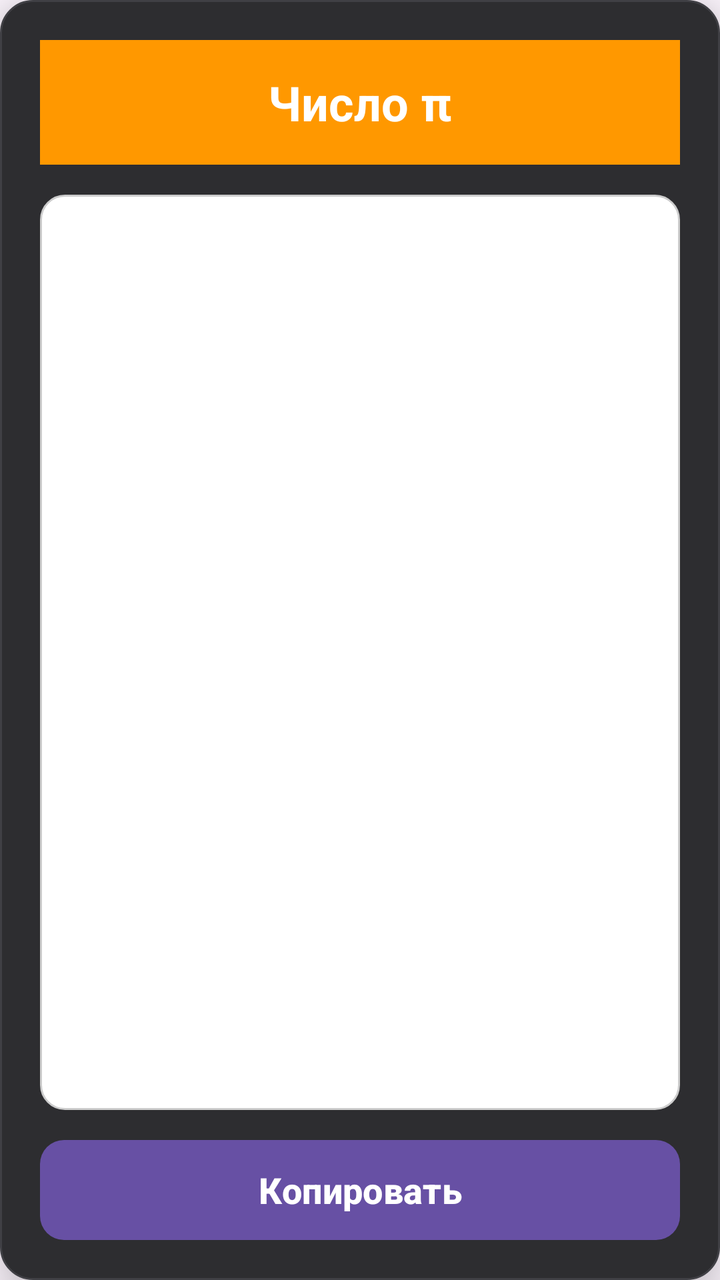
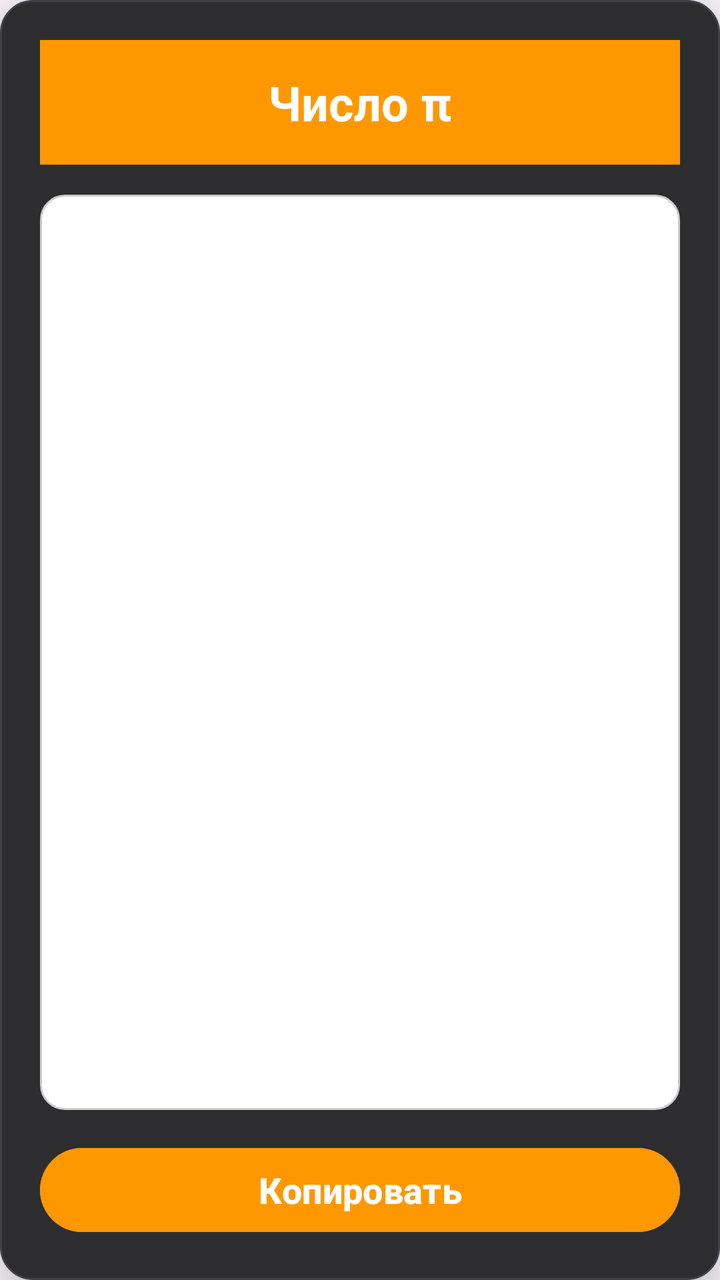

The first picture is an Android layout as it rendered before a commit; the second is the same layout after the commit. The layout source and the unified diff follow.
<!-- AndroidManifest.xml: application theme Theme.Calculator -->
<!-- res/layout/dialog_pi.xml -->
<?xml version="1.0" encoding="utf-8"?>
<LinearLayout xmlns:android="http://schemas.android.com/apk/res/android"
    android:layout_width="350dp"
    android:layout_height="400dp"
    android:orientation="vertical"
    android:background="@drawable/popup_bg"
    android:padding="20dp"
    android:elevation="16dp">

    
    <TextView
        android:layout_width="match_parent"
        android:layout_height="wrap_content"
        android:text="Число π"
        android:textColor="#FFFFFF"
        android:textSize="24sp"
        android:textStyle="bold"
        android:gravity="center"
        android:background="#FF9800"
        android:padding="15dp"
        android:layout_margin="-20dp"
        android:layout_marginBottom="15dp" />

    
    <ScrollView
        android:layout_width="match_parent"
        android:layout_height="0dp"
        android:layout_weight="1"
        android:background="@drawable/edittext_bg"
        android:padding="12dp"
        android:fillViewport="true">

        <TextView
            android:id="@+id/tvPiValue"
            android:layout_width="match_parent"
            android:layout_height="wrap_content"
            android:textColor="#FFFFFF"
            android:textSize="18sp"
            android:fontFamily="monospace"
            android:lineSpacingExtra="4dp"
            android:textIsSelectable="true" />
    </ScrollView>

    
    <Button
        android:id="@+id/btnCopyPi"
        android:layout_width="match_parent"
        android:layout_height="50dp"
        android:layout_marginTop="15dp"
        android:background="@drawable/popup_button_bg"
        android:text="Копировать"
        android:textColor="#FFFFFF"
        android:textSize="18sp"
        android:textStyle="bold" />

</LinearLayout>
<!-- resources referenced by this layout -->
<resources>
  <!-- drawable edittext_bg (drawable) -->
  <?xml version="1.0" encoding="utf-8"?>
  <shape xmlns:android="http://schemas.android.com/apk/res/android">
      <solid android:color="#FFFFFF" />
      <corners android:radius="12dp" />
      <stroke
          android:width="1dp"
          android:color="#CCCCCC" />
      <padding
          android:left="8dp"
          android:top="8dp"
          android:right="8dp"
          android:bottom="8dp" />
  </shape>
  <!-- drawable popup_bg (drawable) -->
  <?xml version="1.0" encoding="utf-8"?>
  <shape xmlns:android="http://schemas.android.com/apk/res/android"
      android:shape="rectangle">
      
      <solid android:color="#2D2D30" />
      
      <corners android:radius="16dp" />
      
      <stroke
          android:width="1dp"
          android:color="#404045" />
  </shape>
  <!-- drawable popup_button_bg (drawable) -->
  <?xml version="1.0" encoding="utf-8"?>
  <ripple xmlns:android="http://schemas.android.com/apk/res/android"
      android:color="#40000000">
      <item>
          <shape android:shape="rectangle">
              <solid android:color="#FF9500" />
              
              <corners android:radius="12dp" />
          </shape>
      </item>
  </ripple>
  <style name="Theme.Calculator" parent="Base.Theme.Calculator" />
  <style name="Base.Theme.Calculator" parent="Theme.Material3.DayNight.NoActionBar">
          
          
      </style>
</resources>

<!-- the commit's change to res/layout/dialog_pi.xml (unified diff, before → after) -->
@@ -34,9 +34,9 @@
             android:id="@+id/tvPiValue"
             android:layout_width="match_parent"
             android:layout_height="wrap_content"
-            android:textColor="#FFFFFF"
-            android:textSize="18sp"
-            android:fontFamily="monospace"
+            android:textColor="#333333"
+            android:textSize="24sp"
+            android:fontFamily="sans-serif-medium"
             android:lineSpacingExtra="4dp"
             android:textIsSelectable="true" />
     </ScrollView>
@@ -47,7 +47,7 @@
         android:layout_width="match_parent"
         android:layout_height="50dp"
         android:layout_marginTop="15dp"
-        android:background="@drawable/popup_button_bg"
+        android:backgroundTint="#FF9800"
         android:text="Копировать"
         android:textColor="#FFFFFF"
         android:textSize="18sp"
<!-- resource entries referenced after the edit -->
@@ -27,18 +27,6 @@
           android:width="1dp"
           android:color="#404045" />
   </shape>
-  <!-- drawable popup_button_bg (drawable) -->
-  <?xml version="1.0" encoding="utf-8"?>
-  <ripple xmlns:android="http://schemas.android.com/apk/res/android"
-      android:color="#40000000">
-      <item>
-          <shape android:shape="rectangle">
-              <solid android:color="#FF9500" />
-              
-              <corners android:radius="12dp" />
-          </shape>
-      </item>
-  </ripple>
   <style name="Theme.Calculator" parent="Base.Theme.Calculator" />
   <style name="Base.Theme.Calculator" parent="Theme.Material3.DayNight.NoActionBar">
           
